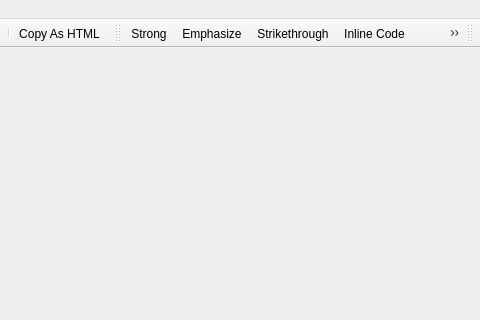
missdeer/KarenMeu, file mainwindow.ui: the form before one commit; both pictures show x 370 to 850 and y 0 to 320 of the 850 by 540 pixel window.
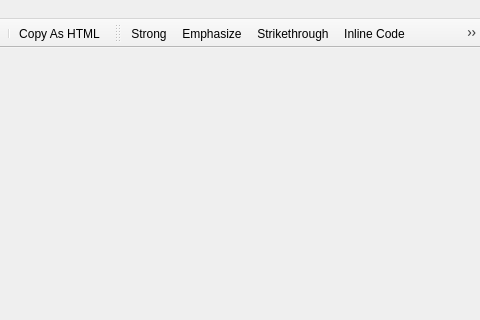
The form after the commit. Icons and pictures are not drawn.

Patch:
```diff
--- a/mainwindow.ui
+++ b/mainwindow.ui
@@ -258,23 +258,6 @@
    <addaction name="actionHeader3"/>
    <addaction name="actionHeader4"/>
   </widget>
-  <widget class="QToolBar" name="engineToolbar">
-   <property name="windowTitle">
-    <string>Engine Toolbar</string>
-   </property>
-   <property name="iconSize">
-    <size>
-     <width>24</width>
-     <height>24</height>
-    </size>
-   </property>
-   <attribute name="toolBarArea">
-    <enum>TopToolBarArea</enum>
-   </attribute>
-   <attribute name="toolBarBreak">
-    <bool>false</bool>
-   </attribute>
-  </widget>
   <action name="actionNew">
    <property name="icon">
     <iconset resource="karenmeu.qrc">
```
Left out of the diff: 67 changed lines with no effect on the pictures.
